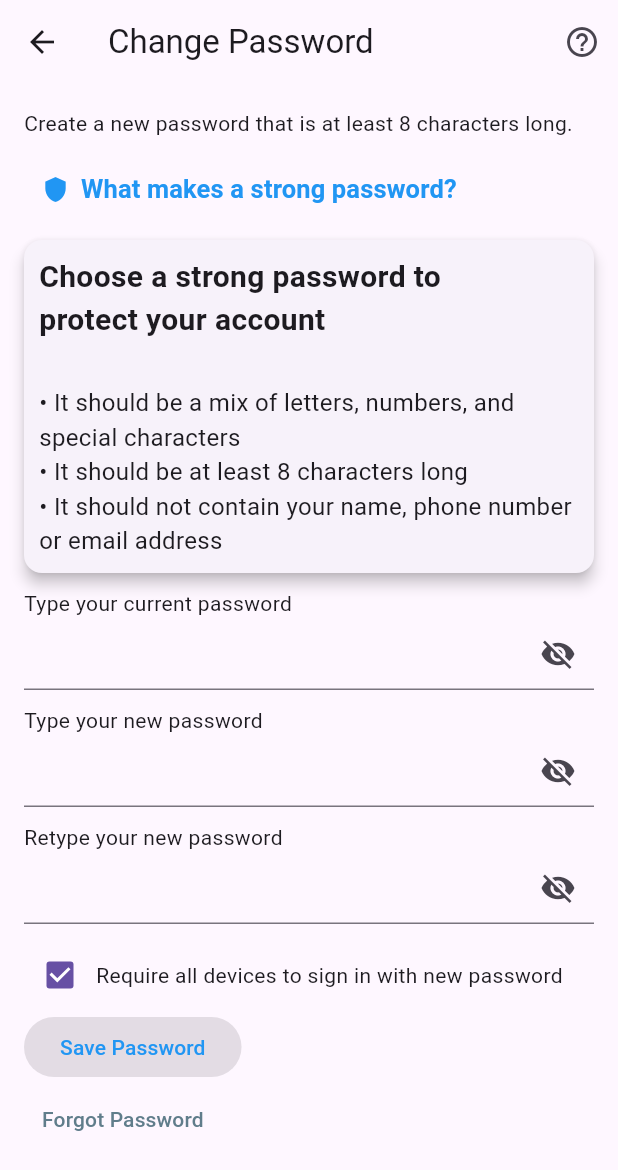
After one commit to ClinkedIn/Cross-Platform, a Flutter app: the ChangePasswordPage screen opened directly, after a tap on "What makes a strong password?", on a phone screen of 412 x 824 dp. The commit adds this screen. Shown: the top 1170 px of the screen. Run offline on Flutter 3.47's test engine with Material 3 defaults, Android fonts, the phone set to English and light mode, and no system bars; our stand-ins replace flutter_riverpod, flutter_secure_storage, google_fonts; accounts and stored records are empty.

Commit message:
added change_password_page.dart in pages folder

```diff
--- a/lockedin/lib/main.dart
+++ b/lockedin/lib/main.dart
@@ -1,7 +1,8 @@
 import 'package:flutter/material.dart';
 import 'package:flutter_riverpod/flutter_riverpod.dart';
 import 'package:lockedin/presentation/pages/main_page.dart';
-import 'package:lockedin/presentation/pages/sign_up_view.dart';
+//import 'package:lockedin/presentation/pages/sign_up_view.dart';
+//import 'package:lockedin/presentation/pages/change_password_page.dart';
 
 void main() {
   runApp(ProviderScope(child: MyApp())); // Enable Riverpod
--- /dev/null
+++ b/lockedin/lib/presentation/pages/change_password_page.dart
@@ -0,0 +1,194 @@
+import 'package:flutter/material.dart';
+import 'package:flutter_riverpod/flutter_riverpod.dart';
+
+final passwordVisibilityProvider = StateNotifierProvider<PasswordVisibilityNotifier, PasswordVisibilityState>(
+  (ref) => PasswordVisibilityNotifier(),
+);
+
+final passwordStateProvider = StateNotifierProvider<PasswordStateNotifier, PasswordState>(
+  (ref) => PasswordStateNotifier(),
+);
+
+class PasswordVisibilityState {
+  final bool isCurrentPasswordVisible;
+  final bool isNewPasswordVisible;
+  final bool isConfirmPasswordVisible;
+  final bool showPasswordGuidelines;
+
+  PasswordVisibilityState({
+    this.isCurrentPasswordVisible = false,
+    this.isNewPasswordVisible = false,
+    this.isConfirmPasswordVisible = false,
+    this.showPasswordGuidelines = false,
+  });
+
+  PasswordVisibilityState copyWith({
+    bool? isCurrentPasswordVisible,
+    bool? isNewPasswordVisible,
+    bool? isConfirmPasswordVisible,
+    bool? showPasswordGuidelines,
+  }) {
+    return PasswordVisibilityState(
+      isCurrentPasswordVisible: isCurrentPasswordVisible ?? this.isCurrentPasswordVisible,
+      isNewPasswordVisible: isNewPasswordVisible ?? this.isNewPasswordVisible,
+      isConfirmPasswordVisible: isConfirmPasswordVisible ?? this.isConfirmPasswordVisible,
+      showPasswordGuidelines: showPasswordGuidelines ?? this.showPasswordGuidelines,
+    );
+  }
+}
+
+class PasswordVisibilityNotifier extends StateNotifier<PasswordVisibilityState> {
+  PasswordVisibilityNotifier() : super(PasswordVisibilityState());
+
+  void toggleCurrentPasswordVisibility() {
+    state = state.copyWith(isCurrentPasswordVisible: !state.isCurrentPasswordVisible);
+  }
+
+  void toggleNewPasswordVisibility() {
+    state = state.copyWith(isNewPasswordVisible: !state.isNewPasswordVisible);
+  }
+
+  void toggleConfirmPasswordVisibility() {
+    state = state.copyWith(isConfirmPasswordVisible: !state.isConfirmPasswordVisible);
+  }
+
+  void toggleGuidelines() {
+    state = state.copyWith(showPasswordGuidelines: !state.showPasswordGuidelines);
+  }
+}
+
+class PasswordState {
+  final String newPassword;
+  final String confirmPassword;
+  final bool requireSignIn;
+
+  PasswordState({
+    this.newPassword = '',
+    this.confirmPassword = '',
+    this.requireSignIn = true,
+  });
+
+  bool get isSaveEnabled => newPassword.length >= 8 && newPassword == confirmPassword;
+
+  PasswordState copyWith({
+    String? newPassword,
+    String? confirmPassword,
+    bool? requireSignIn,
+  }) {
+    return PasswordState(
+      newPassword: newPassword ?? this.newPassword,
+      confirmPassword: confirmPassword ?? this.confirmPassword,
+      requireSignIn: requireSignIn ?? this.requireSignIn,
+    );
+  }
+}
+
+class PasswordStateNotifier extends StateNotifier<PasswordState> {
+  PasswordStateNotifier() : super(PasswordState());
+
+  void updatePasswords(String newPassword, String confirmPassword) {
+    state = state.copyWith(newPassword: newPassword, confirmPassword: confirmPassword);
+  }
+
+  void toggleRequireSignIn() {
+    state = state.copyWith(requireSignIn: !state.requireSignIn);
+  }
+}
+
+class ChangePasswordPage extends ConsumerWidget {
+  const ChangePasswordPage({super.key});
+
+  @override
+  Widget build(BuildContext context, WidgetRef ref) {
+    final visibilityState = ref.watch(passwordVisibilityProvider);
+    final passwordState = ref.watch(passwordStateProvider);
+
+    return Scaffold(
+      appBar: AppBar(
+        title: const Text('Change Password'),
+        actions: [
+          IconButton(
+            icon: const Icon(Icons.help_outline),
+            onPressed: () {},
+          ),
+        ],
+      ),
+      body: SingleChildScrollView(
+        padding: const EdgeInsets.all(16.0),
+        child: Column(
+          crossAxisAlignment: CrossAxisAlignment.start,
+          children: [
+            const Text("Create a new password that is at least 8 characters long."),
+            const SizedBox(height: 10),
+            TextButton.icon(
+              onPressed: ref.read(passwordVisibilityProvider.notifier).toggleGuidelines,
+              icon: const Icon(Icons.shield, color: Colors.blue),
+              label: const Text("What makes a strong password?", style: TextStyle(color: Colors.blue, fontWeight: FontWeight.bold, fontSize: 17)),
+            ),
+            if (visibilityState.showPasswordGuidelines)
+              Card(
+                elevation: 4,
+                margin: const EdgeInsets.only(top: 10, bottom: 10),
+                child: Padding(
+                  padding: const EdgeInsets.all(10.0),
+                  child: Column(
+                    crossAxisAlignment: CrossAxisAlignment.start,
+                    children: const [
+                      Text("Choose a strong password to\nprotect your account\n", style: TextStyle(fontWeight: FontWeight.bold, fontSize: 20)),
+                      // IconButton(
+                      //       icon: Icon(Icons.close),
+                      //       onPressed: () => ref.read(showGuidelinesProvider.notifier).state = false,
+                      //     ),
+                      Text("• It should be a mix of letters, numbers, and special characters", style: TextStyle(fontSize: 16)),
+                      Text("• It should be at least 8 characters long", style: TextStyle(fontSize: 16)),
+                      Text("• It should not contain your name, phone number or email address", style: TextStyle(fontSize: 16))
+                    ],
+                  ),
+                ),
+              ),
+            _buildPasswordField("Type your current password", visibilityState.isCurrentPasswordVisible, ref.read(passwordVisibilityProvider.notifier).toggleCurrentPasswordVisibility),
+            _buildPasswordField("Type your new password", visibilityState.isNewPasswordVisible, ref.read(passwordVisibilityProvider.notifier).toggleNewPasswordVisibility, (value) => ref.read(passwordStateProvider.notifier).updatePasswords(value, passwordState.confirmPassword)),
+            _buildPasswordField("Retype your new password", visibilityState.isConfirmPasswordVisible, ref.read(passwordVisibilityProvider.notifier).toggleConfirmPasswordVisibility, (value) => ref.read(passwordStateProvider.notifier).updatePasswords(passwordState.newPassword, value)),
+            Row(
+              children: [
+                Checkbox(
+                  value: passwordState.requireSignIn,
+                  onChanged: (_) => ref.read(passwordStateProvider.notifier).toggleRequireSignIn(),
+                ),
+                const Text("Require all devices to sign in with new password"),
+              ],
+            ),
+            ElevatedButton(
+              onPressed: passwordState.isSaveEnabled ? () {} : null,
+              child: const Text("Save Password", style: TextStyle(color: Colors.blue),),
+            ),
+            TextButton(
+              onPressed: () {},
+              child: const Text("Forgot Password", style: TextStyle(color: Colors.blueGrey)),
+            ),
+          ],
+        ),
+      ),
+    );
+  }
+
+  Widget _buildPasswordField(String label, bool isVisible, VoidCallback toggleVisibility, [Function(String)? onChanged]) {
+    return Column(
+      crossAxisAlignment: CrossAxisAlignment.start,
+      children: [
+        Text(label),
+        TextField(
+          obscureText: !isVisible,
+          onChanged: onChanged,
+          decoration: InputDecoration(
+            suffixIcon: IconButton(
+              onPressed: toggleVisibility,
+              icon: Icon(isVisible ? Icons.visibility : Icons.visibility_off),
+            ),
+          ),
+        ),
+        const SizedBox(height: 10),
+      ],
+    );
+  }
+}
--- a/lockedin/lib/presentation/pages/main_page.dart
+++ b/lockedin/lib/presentation/pages/main_page.dart
@@ -2,7 +2,7 @@ import 'package:flutter/material.dart';
 import 'package:flutter_riverpod/flutter_riverpod.dart';
 import 'package:lockedin/core/widgets/side_bar.dart';
 import 'package:lockedin/core/widgets/upper_navbar.dart';
-import 'package:lockedin/presentation/pages/profile_page.dart';
+//import 'package:lockedin/presentation/pages/profile_page.dart';
 import 'package:lockedin/presentation/viewmodels/profile_viewmodel.dart';
 import '../viewmodels/nav_viewmodel.dart';
 import '../pages/home_page.dart';
@@ -39,7 +39,7 @@ class MainPage extends ConsumerWidget {
               (currentUser) => CircleAvatar(
                 radius: 20,
                 backgroundColor: Colors.transparent,
-                backgroundImage: AssetImage(currentUser.profilePicture!),
+                backgroundImage: AssetImage(currentUser.profilePicture),
               ),
           loading:
               () => CircleAvatar(
--- a/lockedin/lib/presentation/pages/sign_up_view.dart
+++ b/lockedin/lib/presentation/pages/sign_up_view.dart
@@ -11,7 +11,7 @@ class _SignUpViewState extends ConsumerState<SignUpView> {
   int _currentStep = 1;
   double _progress = 0.3;
   bool _isPasswordVisible = false;
-  bool _rememberMe = false;
+  //bool _rememberMe = false;
 
   final TextEditingController _firstNameController = TextEditingController();
   final TextEditingController _lastNameController = TextEditingController();
--- a/lockedin/lib/presentation/shared/profile_buttons.dart
+++ b/lockedin/lib/presentation/shared/profile_buttons.dart
@@ -39,7 +39,7 @@ class ProfileButtons extends StatelessWidget {
           ),
           StyledButton(
             onPressed: () {},
-            text: "Enhanse Profile",
+            text: "Enhance Profile",
             backgroundColor: Colors.white,
             textColor: Colors.blue[600]!,
           ),
```
Also changed, not shown: 2 other files.
